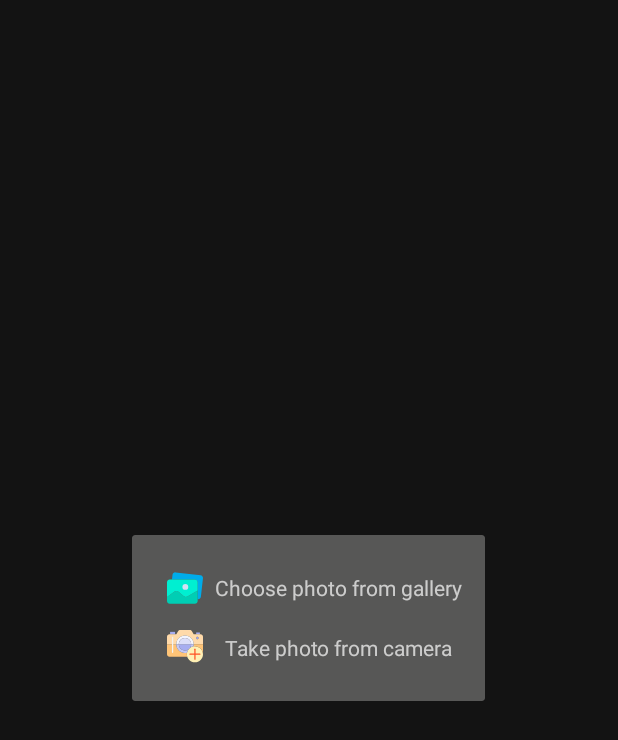
After one commit to RamHaridas/Disease-Detector, an Android app: the fragment Dialog_Get_ImageFragment shown on its own in the app's theme, on a phone screen of 412 x 824 dp. The commit adds this screen. Shown: the top 740 px of the screen. Run offline under Robolectric (Android 15) with nearby library versions, the phone set to English and light mode, and no system bars; 1 statement that could not run was skipped.

Commit message:
Ram Haridas

```diff
--- a/app/src/main/AndroidManifest.xml
+++ b/app/src/main/AndroidManifest.xml
@@ -1,6 +1,10 @@
 <?xml version="1.0" encoding="utf-8"?>
 <manifest xmlns:android="http://schemas.android.com/apk/res/android"
     package="com.example.diseasedetector">
+
+    <uses-permission android:name="android.permission.INTERNET"/>
+    <uses-permission android:name="android.permission.READ_EXTERNAL_STORAGE"/>
+    <uses-permission android:name="android.permission.WRITE_EXTERNAL_STORAGE"/>
 
     <application
         android:allowBackup="true"
--- /dev/null
+++ b/app/src/main/java/com/example/diseasedetector/utils/Dialog_Get_ImageFragment.java
@@ -0,0 +1,99 @@
+package com.example.diseasedetector.utils;
+
+import android.app.Activity;
+import android.content.Context;
+import android.content.DialogInterface;
+import android.content.Intent;
+import android.graphics.Bitmap;
+import android.net.Uri;
+import android.os.Bundle;
+import android.provider.MediaStore;
+import android.util.Log;
+import android.view.LayoutInflater;
+import android.view.View;
+import android.view.ViewGroup;
+import android.widget.TextView;
+
+import androidx.annotation.NonNull;
+import androidx.annotation.Nullable;
+import androidx.fragment.app.DialogFragment;
+import androidx.fragment.app.Fragment;
+
+import com.example.diseasedetector.R;
+
+public class Dialog_Get_ImageFragment extends DialogFragment {
+    public interface onPhotoSelectedListener{
+        void getImagePath(Uri imagePath);
+        void getImageBitmap(Bitmap bitmap);
+
+        void handleDialogClose(int num);
+    }
+    public interface MyDialogCloseListener
+    {
+        public void handleDialogClose(int num);//or whatever args you want
+    }
+    onPhotoSelectedListener psl;
+    View root;
+    int num;
+    private static final int PICK_REQUEST_CODE=123,TAKE_REQUEST_CODE=321;
+    private static final String TAG="Dialog_select_Image";
+    @Nullable
+    @Override
+    public View onCreateView(@NonNull LayoutInflater inflater, @Nullable ViewGroup container, @Nullable Bundle savedInstanceState) {
+
+        root = inflater.inflate(R.layout.owner_dialog_get_image,container,false);
+        TextView selectPhoto = root.findViewById(R.id.choose_gallery);
+        TextView takePhoto = root.findViewById(R.id.open_camera);
+        Bundle marrs = getArguments();
+        num = marrs.getInt("curr",-1);
+        selectPhoto.setOnClickListener(new View.OnClickListener() {
+            @Override
+            public void onClick(View v) {
+                Intent intent = new Intent(Intent.ACTION_GET_CONTENT);
+                intent.setType("image/*");
+                startActivityForResult(intent,PICK_REQUEST_CODE);
+            }
+        });
+        takePhoto.setOnClickListener(new View.OnClickListener() {
+            @Override
+            public void onClick(View v) {
+                Intent intent = new Intent(MediaStore.ACTION_IMAGE_CAPTURE);
+                startActivityForResult(intent,TAKE_REQUEST_CODE);
+            }
+        });
+        return root;
+    }
+
+    @Override
+    public void onActivityResult(int requestCode, int resultCode, @Nullable Intent data) {
+        super.onActivityResult(requestCode, resultCode, data);
+        if(requestCode==PICK_REQUEST_CODE && resultCode== Activity.RESULT_OK){
+            Uri selectedImageUri = data.getData();
+            psl.getImagePath(selectedImageUri);
+            getDialog().dismiss();
+        }else if(requestCode==TAKE_REQUEST_CODE && resultCode== Activity.RESULT_OK){
+            Bitmap bitmap;
+            bitmap=(Bitmap)data.getExtras().get("data");
+            psl.getImageBitmap(bitmap);
+            getDialog().dismiss();
+        }
+    }
+
+    @Override
+    public void onAttach(@NonNull Context context) {
+        super.onAttach(context);
+        try {
+            psl=(onPhotoSelectedListener)getTargetFragment();
+        }catch (ClassCastException e){
+            Log.e(TAG,"onAttach--------"+e.getMessage());
+        }
+    }
+
+    @Override
+    public void onDismiss(@NonNull DialogInterface dialog) {
+        super.onDismiss(dialog);
+        Fragment f1 = getTargetFragment();
+        if(f1 instanceof MyDialogCloseListener)
+            ((MyDialogCloseListener)f1).handleDialogClose(num);
+    }
+}
--- /dev/null
+++ b/app/src/main/res/drawable/ic_add_photo_now.xml
@@ -0,0 +1,33 @@
+<vector android:height="24dp" android:viewportHeight="464"
+    android:viewportWidth="464" android:width="24dp" xmlns:android="http://schemas.android.com/apk/res/android">
+    <path android:fillColor="#A7ADF0" android:fillType="nonZero"
+        android:pathData="M40,24L104,24L104,56L40,56ZM40,24" android:strokeColor="#00000000"/>
+    <path android:fillColor="#A7ADF0" android:fillType="nonZero"
+        android:pathData="M376,32L424,32L424,56L376,56ZM376,32" android:strokeColor="#00000000"/>
+    <path android:fillColor="#999FED" android:fillType="nonZero"
+        android:pathData="M408,104C408,112.836 400.836,120 392,120C383.164,120 376,112.836 376,104C376,95.164 383.164,88 392,88C400.836,88 408,95.164 408,104ZM408,104" android:strokeColor="#00000000"/>
+    <path android:fillColor="#FFF0B4" android:fillType="nonZero"
+        android:pathData="M360,208C353.613,207.977 347.234,208.566 340.961,209.762C325.711,212.586 311.301,218.82 298.801,228L298.719,228C289.996,234.324 282.324,241.996 276,250.719L276,250.801C266.82,263.301 260.586,277.711 257.762,292.961C256.566,299.234 255.977,305.613 256,312C256,369.438 302.563,416 360,416C417.438,416 464,369.438 464,312C464,254.563 417.438,208 360,208ZM360,376L360,312ZM360,376" android:strokeColor="#00000000"/>
+    <path android:fillColor="#FFC477" android:fillType="nonZero"
+        android:pathData="M120,184L0,184L0,312C0,329.672 14.328,344 32,344L261.039,344C257.691,333.664 255.988,322.863 256,312C255.977,305.613 256.566,299.234 257.762,292.961C249.324,294.992 240.676,296.016 232,296C170.145,296 120,245.855 120,184ZM120,184" android:strokeColor="#00000000"/>
+    <path android:fillColor="#FFDAAA" android:fillType="nonZero"
+        android:pathData="M72,96L72,184L120,184C120,122.145 170.145,72 232,72C293.855,72 344,122.145 344,184L464,184L464,88C464,70.328 449.672,56 432,56L344,56L321.199,16.16C315.516,6.184 304.922,0.016 293.441,0L170.559,0C159.078,0.016 148.484,6.184 142.801,16.16L120,56L32,56C14.328,56 0,70.328 0,88L0,184L72,184ZM392,88C400.836,88 408,95.164 408,104C408,112.836 400.836,120 392,120C383.164,120 376,112.836 376,104C376,95.164 383.164,88 392,88ZM392,88" android:strokeColor="#00000000"/>
+    <path android:fillColor="#FFC477" android:fillType="nonZero"
+        android:pathData="M344,184C344.016,192.676 342.992,201.324 340.961,209.762C347.234,208.566 353.613,207.977 360,208C417.438,208 464,254.563 464,312L464,184ZM344,184" android:strokeColor="#00000000"/>
+    <path android:fillColor="#F3F4FD" android:fillType="nonZero"
+        android:pathData="M232,72C170.145,72 120,122.145 120,184L152,184C152,139.816 187.816,104 232,104C276.184,104 312,139.816 312,184L344,184C344,122.145 293.855,72 232,72ZM232,72" android:strokeColor="#00000000"/>
+    <path android:fillColor="#C4C8F5" android:fillType="nonZero"
+        android:pathData="M152,184L120,184C120,245.855 170.145,296 232,296C240.676,296.016 249.324,294.992 257.762,292.961C260.586,277.711 266.82,263.301 276,250.801C251.43,266.98 219.961,268.371 194.059,254.418C168.156,240.465 152.004,213.422 152,184ZM152,184" android:strokeColor="#00000000"/>
+    <path android:fillColor="#C4C8F5" android:fillType="nonZero"
+        android:pathData="M312,184C312.008,199.645 307.418,214.945 298.801,228C311.301,218.82 325.711,212.586 340.961,209.762C342.992,201.324 344.016,192.676 344,184ZM312,184" android:strokeColor="#00000000"/>
+    <path android:fillColor="#A7ADF0" android:fillType="nonZero"
+        android:pathData="M152,184C152.004,213.422 168.156,240.465 194.059,254.418C219.961,268.371 251.43,266.98 276,250.801L276,250.719C282.324,241.996 289.996,234.324 298.719,228L298.801,228C307.418,214.945 312.008,199.645 312,184ZM152,184" android:strokeColor="#00000000"/>
+    <path android:fillColor="#DCDEF9" android:fillType="nonZero"
+        android:pathData="M232,104C187.848,104.07 152.07,139.848 152,184L312,184C311.93,139.848 276.152,104.07 232,104ZM232,104" android:strokeColor="#00000000"/>
+    <path android:fillColor="#F1F2F2" android:fillType="nonZero"
+        android:pathData="M72,296C67.582,296 64,292.418 64,288L64,96C64,91.582 67.582,88 72,88C76.418,88 80,91.582 80,96L80,288C80,292.418 76.418,296 72,296ZM72,296" android:strokeColor="#00000000"/>
+    <path android:fillColor="#FF5023" android:fillType="nonZero"
+        android:pathData="M424,320L296,320C291.582,320 288,316.418 288,312C288,307.582 291.582,304 296,304L424,304C428.418,304 432,307.582 432,312C432,316.418 428.418,320 424,320ZM424,320" android:strokeColor="#00000000"/>
+    <path android:fillColor="#FF5023" android:fillType="nonZero"
+        android:pathData="M360,384C355.582,384 352,380.418 352,376L352,248C352,243.582 355.582,240 360,240C364.418,240 368,243.582 368,248L368,376C368,380.418 364.418,384 360,384ZM360,384" android:strokeColor="#00000000"/>
+</vector>
--- /dev/null
+++ b/app/src/main/res/drawable/ic_gallery.xml
@@ -0,0 +1,7 @@
+<vector android:height="24dp" android:viewportHeight="410.309"
+    android:viewportWidth="410.309" android:width="24dp" xmlns:android="http://schemas.android.com/apk/res/android">
+    <path android:fillColor="#00ACEA" android:pathData="M382.955,58.96c16.936,2.176 29.014,17.507 27.167,34.482L386.09,306.079c-1.848,16.923 -17.066,29.144 -33.989,27.295c-0.339,-0.037 -0.677,-0.08 -1.015,-0.128h-1.567V138.372c0,-17.312 -14.035,-31.347 -31.347,-31.347H56.947l5.747,-52.245c2.179,-17.223 17.742,-29.535 35.004,-27.69L382.955,58.96z"/>
+    <path android:fillColor="#00CEB4" android:pathData="M349.518,333.246v18.808c0,17.312 -14.035,31.347 -31.347,31.347H31.347C14.035,383.401 0,369.366 0,352.054v-43.886l86.204,-62.694c13.668,-10.37 32.794,-9.491 45.453,2.09l57.469,50.155c12.046,10.215 29.238,11.683 42.841,3.657l117.551,-68.963V333.246z"/>
+    <path android:fillColor="#00EFD1" android:pathData="M349.518,138.372v94.041l-117.551,68.963c-13.603,8.026 -30.795,6.558 -42.841,-3.657l-57.469,-50.155c-12.659,-11.58 -31.785,-12.46 -45.453,-2.09L0,308.168V138.372c0,-17.312 14.035,-31.347 31.347,-31.347h286.824C335.484,107.026 349.518,121.06 349.518,138.372z"/>
+    <path android:fillColor="#D4E1F4" android:pathData="M208.98,192.707m-33.437,0a33.437,33.437 0,1 1,66.874 0a33.437,33.437 0,1 1,-66.874 0"/>
+</vector>
--- /dev/null
+++ b/app/src/main/res/layout/owner_dialog_get_image.xml
@@ -0,0 +1,55 @@
+<?xml version="1.0" encoding="utf-8"?>
+<androidx.cardview.widget.CardView
+    xmlns:android="http://schemas.android.com/apk/res/android"
+    android:layout_width="match_parent"
+    android:layout_height="wrap_content"
+    xmlns:app="http://schemas.android.com/apk/res-auto"
+    android:orientation="vertical"
+    app:cardBackgroundColor="@color/offBlack"
+    app:cardElevation="10dp"
+    android:padding="20dp">
+    <LinearLayout
+        android:layout_width="match_parent"
+        android:layout_height="wrap_content"
+        android:padding="15dp"
+        android:orientation="vertical">
+    <LinearLayout
+        android:layout_width="match_parent"
+        android:layout_height="wrap_content"
+        android:background="@color/offBlack"
+        android:orientation="horizontal">
+        <ImageView
+            android:layout_width="wrap_content"
+            android:layout_height="wrap_content"
+            android:src="@drawable/ic_gallery"
+            android:visibility="visible"
+            android:layout_gravity="center_vertical"
+            android:layout_margin="8dp"/>
+        <TextView
+            android:id="@+id/choose_gallery"
+            android:layout_width="match_parent"
+            android:layout_height="40dp"
+            android:visibility="visible"
+            android:text="@string/choose_gallery"
+            android:gravity="center"/>
+    </LinearLayout>
+    <LinearLayout
+        android:layout_width="match_parent"
+        android:layout_height="wrap_content"
+        android:background="@color/offBlack"
+        android:orientation="horizontal">
+        <ImageView
+            android:layout_width="wrap_content"
+            android:layout_height="wrap_content"
+            android:src="@drawable/ic_add_photo_now"
+            android:layout_gravity="center_vertical"
+            android:layout_margin="8dp"/>
+        <TextView
+            android:id="@+id/open_camera"
+            android:layout_width="match_parent"
+            android:layout_height="40dp"
+            android:text="@string/take_camera"
+            android:gravity="center"/>
+    </LinearLayout>
+    </LinearLayout>
+</androidx.cardview.widget.CardView>
--- a/app/src/main/res/values/strings.xml
+++ b/app/src/main/res/values/strings.xml
@@ -13,4 +13,6 @@
 
     <string name="title">Final Year Major Project</string>
     <string name="upload_image">Upload Image Here</string>
+    <string name="choose_gallery">Choose photo from gallery</string>
+    <string name="take_camera">Take photo from camera</string>
 </resources>
```
Also changed, not shown: app/src/main/java/com/example/diseasedetector/ui/home/HomeFragment.java (+62 -7 lines), app/src/main/java/com/example/diseasedetector/ui/home/HomeViewModel.java (deleted, +0 -19 lines), app/src/main/java/com/example/diseasedetector/utils/FileUtil.java (added, +109 -0 lines), app/src/main/res/layout/fragment_home.xml (+8 -1 lines).
